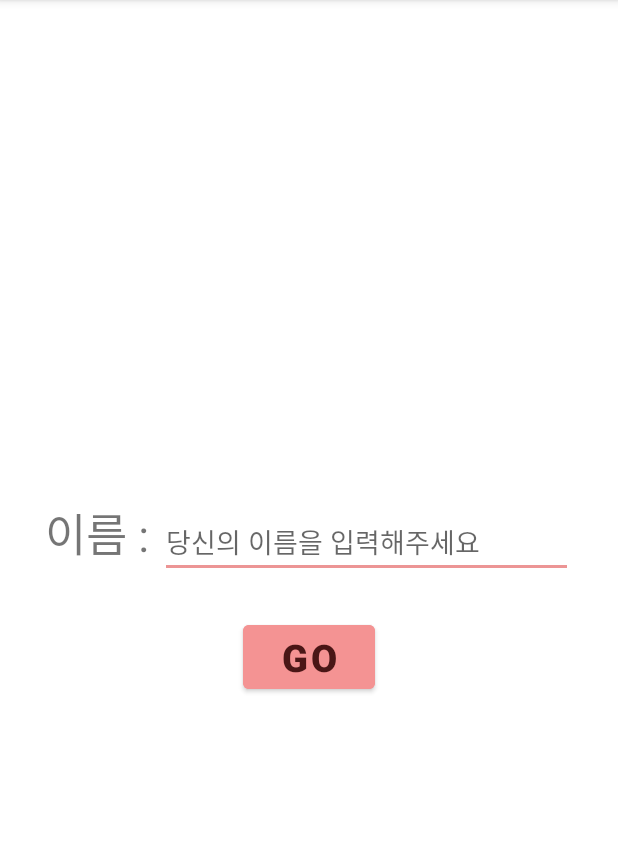
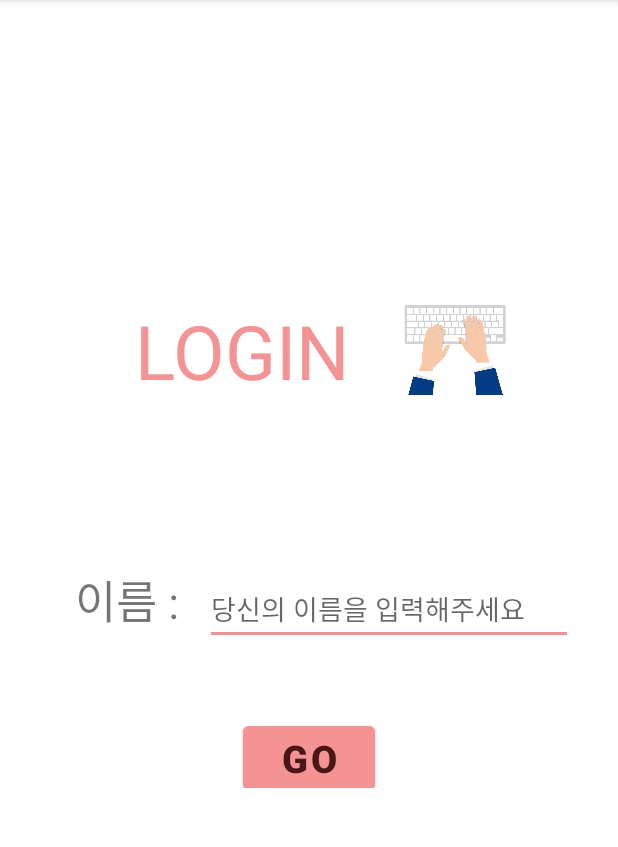
Before and after one commit to boram611/Android_Team4_BMI, an Android app: the LoginActivity screen opened directly, with no data from a screen before it, on a phone screen of 412 x 824 dp, the part 84-931 px from its top. Run offline under Robolectric (Android 15) with nearby library versions, the light colour scheme and no system bars.

Commit message:
로그인 XML 수정중

```diff
--- a/app/src/main/res/layout/activity_login.xml
+++ b/app/src/main/res/layout/activity_login.xml
@@ -7,22 +7,51 @@
     android:layout_width="match_parent"
     android:layout_height="match_parent"
     tools:context=".LoginActivity"
-    android:gravity="center"
+    >
 
-    >
     <LinearLayout
         android:layout_width="match_parent"
         android:layout_height="wrap_content"
-        android:padding="30dp">
+        android:orientation="horizontal"
+        android:padding="30dp"
+        android:layout_marginTop="170dp">
+
+        <TextView
+            android:layout_marginLeft="60dp"
+            android:layout_width="wrap_content"
+            android:layout_height="wrap_content"
+            android:text="LOGIN"
+            android:textSize="50dp"
+            android:textColor="#F49393"/>
+
+        <ImageView
+            android:layout_width="80dp"
+            android:layout_height="60dp"
+            android:src="@drawable/t"
+            android:layout_marginLeft="30dp"
+            android:layout_gravity="center"/>
+
+    </LinearLayout>
+
+
+
+    <LinearLayout
+        android:layout_width="match_parent"
+        android:layout_height="wrap_content"
+        android:orientation="horizontal"
+        android:padding="30dp"
+        android:layout_marginTop="50dp">
 
         <TextView
             android:layout_width="wrap_content"
             android:layout_height="wrap_content"
             android:text="이름 : "
             android:textSize="30dp"
+            android:layout_marginLeft="20dp"
+            />
 
-            />
         <EditText
+            android:layout_marginLeft="10dp"
             android:id="@+id/userName_login"
             android:layout_width="match_parent"
             android:layout_height="wrap_content"
@@ -35,7 +64,16 @@
 
 
     </LinearLayout>
+
+    <LinearLayout
+        android:layout_width="match_parent"
+        android:layout_height="wrap_content"
+        android:gravity="center"
+        >
+
+
     <Button
+        android:layout_marginTop="15dp"
         android:id="@+id/gobtn_login"
         android:layout_width="wrap_content"
         android:layout_height="wrap_content"
@@ -45,7 +83,11 @@
         android:textColor="#4A1616"
         android:text="go"
 
+
         />
+    </LinearLayout>
+
+
 
 
 
```
Also changed, not shown: app/src/main/res/drawable/t.jpg (added).
